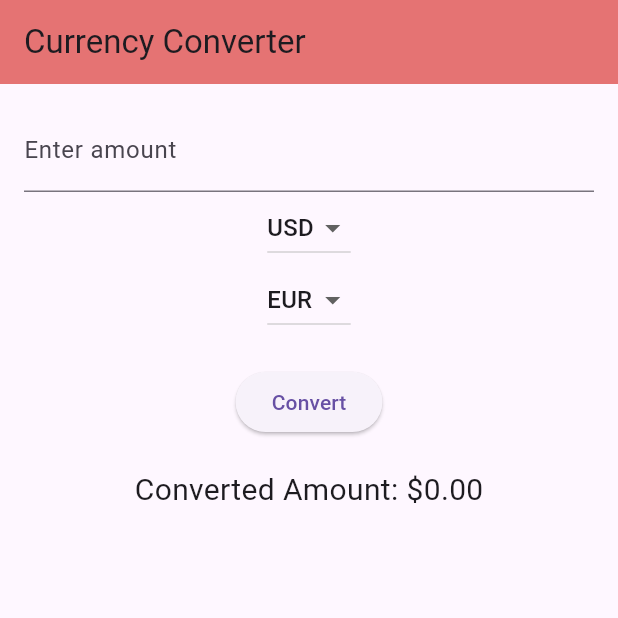
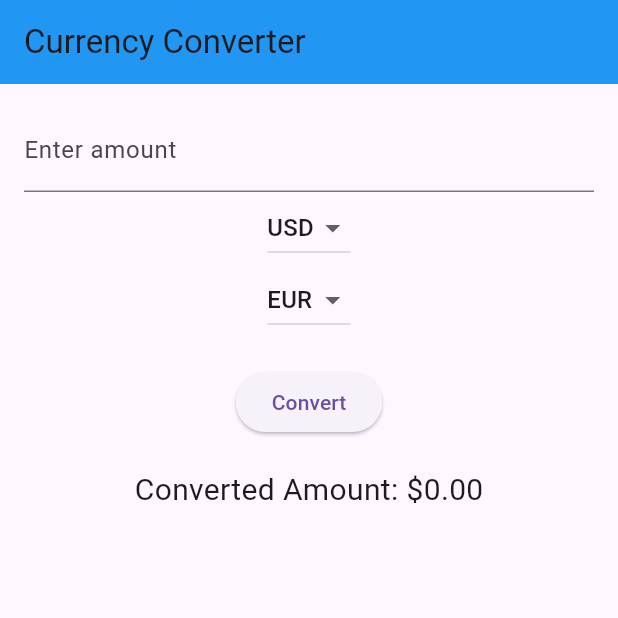
Before and after one commit to Karthiktelagi/Currency-Converter, a Flutter app: the screen it shows after launch, on a phone screen of 412 x 824 dp, the top half of it. Run offline on Flutter 3.47's test engine with Material 3 defaults, Android fonts, the phone set to English and light mode, and no system bars.

Commit message:
new update

```diff
--- a/lib/currency_convertor_material_page.dart
+++ b/lib/currency_convertor_material_page.dart
@@ -46,7 +46,7 @@ class _CurrencyConverterScreenState extends State<CurrencyConverterScreen> {
     return Scaffold(
 
       appBar:  AppBar(title: const Text('Currency Converter' ,),
-      backgroundColor: Colors.red[300],),
+      backgroundColor: Colors.blue,),
       body:
       Padding(
         padding: const EdgeInsets.all(16.0),
```
